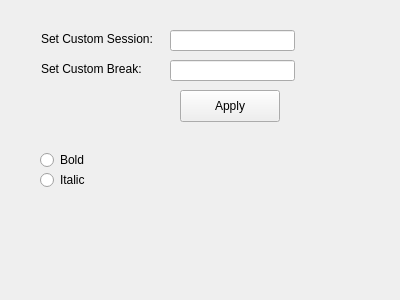
This is settings.ui in notHisu/ThisIsTheRealPomodoro as Qt 5 draws it before an edit. The edited form follows.
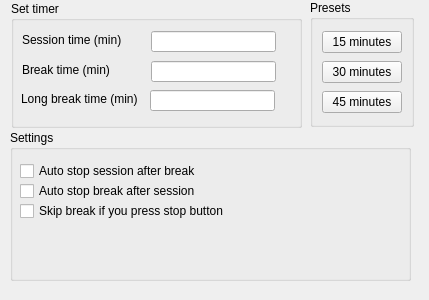
This is the edited form.

What changed in the file:
```diff
--- a/settings.ui
+++ b/settings.ui
@@ -6,7 +6,7 @@
    <rect>
     <x>0</x>
     <y>0</y>
-    <width>400</width>
+    <width>429</width>
     <height>300</height>
    </rect>
   </property>
@@ -19,90 +19,211 @@
   <property name="windowTitle">
    <string>Form</string>
   </property>
+  <widget class="QGroupBox" name="groupBoxPresets">
+   <property name="geometry">
+    <rect>
+     <x>310</x>
+     <y>0</y>
+     <width>104</width>
+     <height>127</height>
+    </rect>
+   </property>
+   <property name="title">
+    <string>Presets</string>
+   </property>
+   <layout class="QVBoxLayout" name="verticalLayout_3">
+    <item>
+     <widget class="QPushButton" name="buttonPreset15">
+      <property name="focusPolicy">
+       <enum>Qt::NoFocus</enum>
+      </property>
+      <property name="text">
+       <string>15 minutes</string>
+      </property>
+     </widget>
+    </item>
+    <item>
+     <widget class="QPushButton" name="buttonPreset30">
+      <property name="focusPolicy">
+       <enum>Qt::NoFocus</enum>
+      </property>
+      <property name="text">
+       <string>30 minutes</string>
+      </property>
+     </widget>
+    </item>
+    <item>
+     <widget class="QPushButton" name="buttonPreset45">
+      <property name="focusPolicy">
+       <enum>Qt::NoFocus</enum>
+      </property>
+      <property name="text">
+       <string>45 minutes</string>
+      </property>
+     </widget>
+    </item>
+   </layout>
+  </widget>
+  <widget class="QGroupBox" name="groupBoxSetTimer">
+   <property name="geometry">
+    <rect>
+     <x>11</x>
+     <y>1</y>
+     <width>291</width>
+     <height>127</height>
+    </rect>
+   </property>
+   <property name="title">
+    <string>Set timer</string>
+   </property>
+   <widget class="QLineEdit" name="lineEditCustomSession">
+    <property name="geometry">
+     <rect>
+      <x>140</x>
+      <y>30</y>
+      <width>125</width>
+      <height>21</height>
+     </rect>
+    </property>
+    <property name="focusPolicy">
+     <enum>Qt::ClickFocus</enum>
+    </property>
+    <property name="text">
+     <string/>
+    </property>
+   </widget>
   <widget class="QLabel" name="labeCustomSessionl">
    <property name="geometry">
     <rect>
-     <x>41</x>
+      <x>11</x>
      <y>31</y>
      <width>128</width>
      <height>16</height>
     </rect>
    </property>
    <property name="text">
-    <string>Set Custom Session: </string>
+     <string>Session time (min)</string>
+    </property>
+   </widget>
+   <widget class="QLineEdit" name="lineEditCustomBreak">
+    <property name="geometry">
+     <rect>
+      <x>140</x>
+      <y>60</y>
+      <width>125</width>
+      <height>21</height>
+     </rect>
+    </property>
+    <property name="focusPolicy">
+     <enum>Qt::ClickFocus</enum>
+    </property>
+    <property name="text">
+     <string/>
    </property>
   </widget>
   <widget class="QLabel" name="labelCustomBreak">
    <property name="geometry">
     <rect>
-     <x>41</x>
+      <x>11</x>
      <y>61</y>
      <width>115</width>
      <height>16</height>
     </rect>
    </property>
    <property name="text">
-    <string>Set Custom Break: </string>
-   </property>
-  </widget>
-  <widget class="QLineEdit" name="lineEditCustomSession">
+     <string>Break time (min)</string>
+    </property>
+   </widget>
+   <widget class="QLabel" name="labelLongBreak">
    <property name="geometry">
     <rect>
-     <x>170</x>
-     <y>30</y>
-     <width>125</width>
-     <height>21</height>
-    </rect>
-   </property>
-  </widget>
-  <widget class="QLineEdit" name="lineEditCustomBreak">
-   <property name="geometry">
-    <rect>
-     <x>170</x>
-     <y>60</y>
-     <width>125</width>
-     <height>21</height>
-    </rect>
-   </property>
-  </widget>
-  <widget class="QPushButton" name="buttonApply">
-   <property name="geometry">
-    <rect>
-     <x>180</x>
+      <x>10</x>
      <y>90</y>
-     <width>100</width>
-     <height>32</height>
+      <width>121</width>
+      <height>16</height>
     </rect>
    </property>
    <property name="text">
-    <string>Apply</string>
-   </property>
-  </widget>
-  <widget class="QRadioButton" name="radioBold">
+     <string>Long break time (min)</string>
+    </property>
+   </widget>
+   <widget class="QLineEdit" name="lineEditCustomLongBreak">
    <property name="geometry">
     <rect>
-     <x>40</x>
-     <y>150</y>
-     <width>71</width>
-     <height>20</height>
-    </rect>
-   </property>
+      <x>139</x>
+      <y>89</y>
+      <width>125</width>
+      <height>21</height>
+     </rect>
+    </property>
+    <property name="focusPolicy">
+     <enum>Qt::ClickFocus</enum>
+    </property>
    <property name="text">
-    <string>Bold</string>
-   </property>
-  </widget>
-  <widget class="QRadioButton" name="radioItalic">
+     <string/>
+    </property>
+   </widget>
+  </widget>
+  <widget class="QGroupBox" name="groupBoxSettings">
    <property name="geometry">
     <rect>
-     <x>40</x>
-     <y>170</y>
-     <width>71</width>
-     <height>20</height>
+     <x>10</x>
+     <y>130</y>
+     <width>401</width>
+     <height>151</height>
     </rect>
    </property>
+   <property name="title">
+    <string>Settings</string>
+   </property>
+   <widget class="QCheckBox" name="checkBoxAutoStopSession">
+    <property name="geometry">
+     <rect>
+      <x>10</x>
+      <y>30</y>
+      <width>181</width>
+      <height>22</height>
+     </rect>
+    </property>
+    <property name="focusPolicy">
+     <enum>Qt::NoFocus</enum>
+    </property>
    <property name="text">
-    <string>Italic</string>
-   </property>
+     <string>Auto stop session after break</string>
+    </property>
+   </widget>
+   <widget class="QCheckBox" name="checkBoxAutoStopBreak">
+    <property name="geometry">
+     <rect>
+      <x>10</x>
+      <y>50</y>
+      <width>181</width>
+      <height>22</height>
+     </rect>
+    </property>
+    <property name="focusPolicy">
+     <enum>Qt::NoFocus</enum>
+    </property>
+    <property name="text">
+     <string>Auto stop break after session</string>
+    </property>
+   </widget>
+   <widget class="QCheckBox" name="checkBoxSkipBreak">
+    <property name="geometry">
+     <rect>
+      <x>10</x>
+      <y>70</y>
+      <width>211</width>
+      <height>22</height>
+     </rect>
+    </property>
+    <property name="focusPolicy">
+     <enum>Qt::NoFocus</enum>
+    </property>
+    <property name="text">
+     <string>Skip break if you press stop button</string>
+    </property>
+   </widget>
   </widget>
  </widget>
  <resources/>
```
Lines whose indentation alone changed are shown as unchanged.
